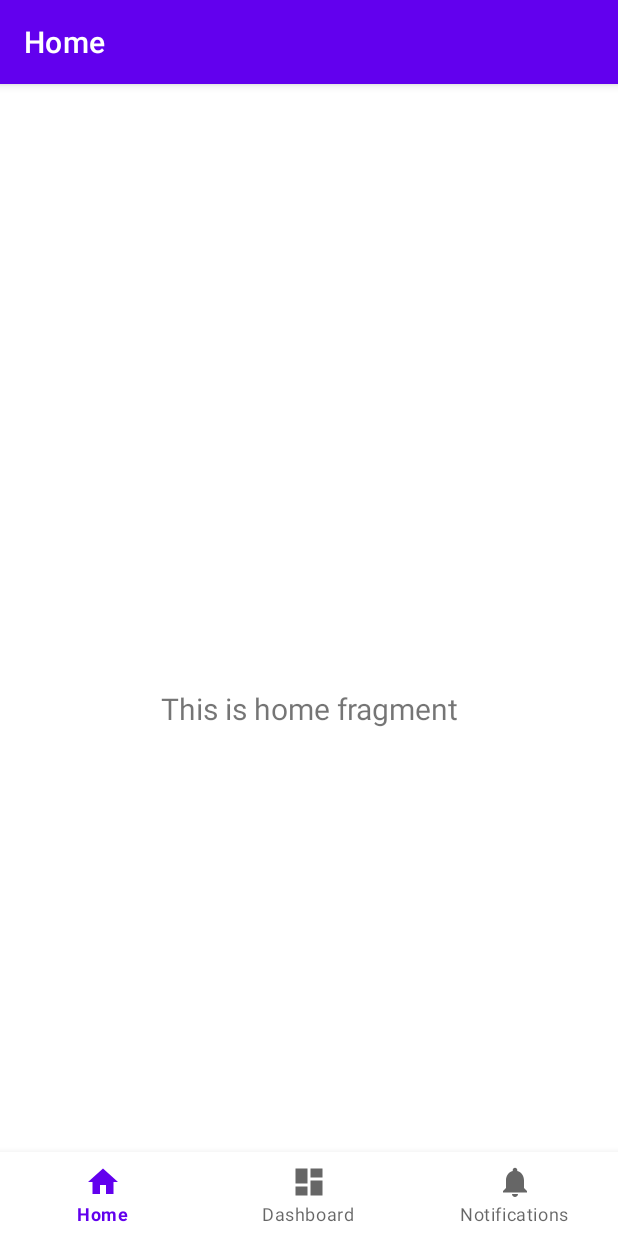
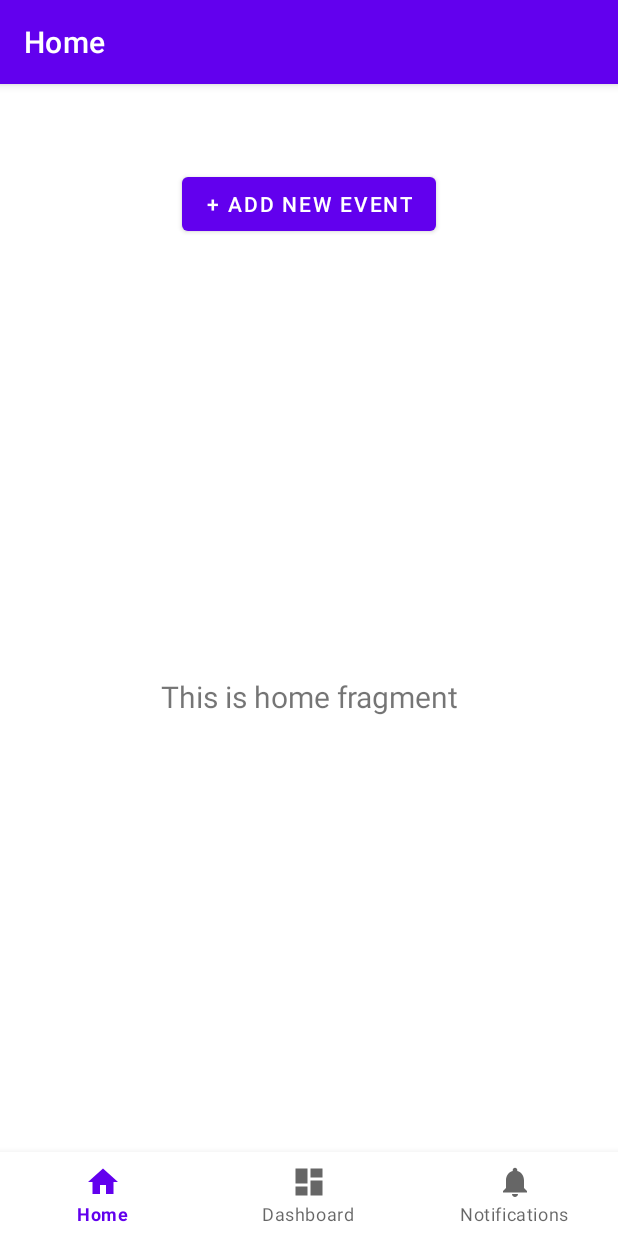
Before and after one commit to CS340-21/VoiceRecognitionExt, an Android app: the screen it shows after launch (MainActivity), on a phone screen of 412 x 824 dp. Run offline under Robolectric (Android 15) with nearby library versions, the phone set to English and light mode, and no system bars; our stand-ins replace navigation-ui.

Commit message:
basic outline

```diff
--- a/app/src/main/res/layout/activity_main.xml
+++ b/app/src/main/res/layout/activity_main.xml
@@ -1,6 +1,7 @@
 <?xml version="1.0" encoding="utf-8"?>
 <androidx.constraintlayout.widget.ConstraintLayout xmlns:android="http://schemas.android.com/apk/res/android"
     xmlns:app="http://schemas.android.com/apk/res-auto"
+    xmlns:tools="http://schemas.android.com/tools"
     android:id="@+id/container"
     android:layout_width="match_parent"
     android:layout_height="match_parent"
@@ -23,11 +24,14 @@
         android:name="androidx.navigation.fragment.NavHostFragment"
         android:layout_width="match_parent"
         android:layout_height="match_parent"
+        android:layout_marginBottom="16dp"
         app:defaultNavHost="true"
         app:layout_constraintBottom_toTopOf="@id/nav_view"
+        app:layout_constraintHorizontal_bias="1.0"
         app:layout_constraintLeft_toLeftOf="parent"
         app:layout_constraintRight_toRightOf="parent"
-        app:layout_constraintTop_toTopOf="parent"
         app:navGraph="@navigation/mobile_navigation" />
 
+
+
 </androidx.constraintlayout.widget.ConstraintLayout>
--- a/app/src/main/res/layout/fragment_home.xml
+++ b/app/src/main/res/layout/fragment_home.xml
@@ -18,5 +18,16 @@
         app:layout_constraintBottom_toBottomOf="parent"
         app:layout_constraintEnd_toEndOf="parent"
         app:layout_constraintStart_toStartOf="parent"
-        app:layout_constraintTop_toTopOf="parent" />
+        app:layout_constraintTop_toTopOf="parent"
+        android:gravity="center_horizontal" />
+
+    <Button
+        android:id="@+id/button"
+        android:layout_width="wrap_content"
+        android:layout_height="wrap_content"
+        android:text="+ Add new event"
+        app:layout_constraintBottom_toTopOf="@+id/nav_view"
+        app:layout_constraintEnd_toEndOf="parent"
+        app:layout_constraintStart_toStartOf="parent" />
+
 </androidx.constraintlayout.widget.ConstraintLayout>
--- /dev/null
+++ b/app/src/main/res/values/ids.xml
@@ -0,0 +1,4 @@
+<?xml version="1.0" encoding="utf-8"?>
+<resources>
+    <item name="text_dashboard" type="id" />
+</resources>
--- a/build.gradle
+++ b/build.gradle
@@ -5,7 +5,7 @@ buildscript {
         jcenter()
     }
     dependencies {
-        classpath "com.android.tools.build:gradle:4.1.2"
+        classpath 'com.android.tools.build:gradle:4.1.3'
 
         // NOTE: Do not place your application dependencies here; they belong
         // in the individual module build.gradle files
```
Also changed, not shown: app/src/main/res/layout/fragment_dashboard.xml (+1 -13 lines), gradle.properties (+7 -11 lines).
